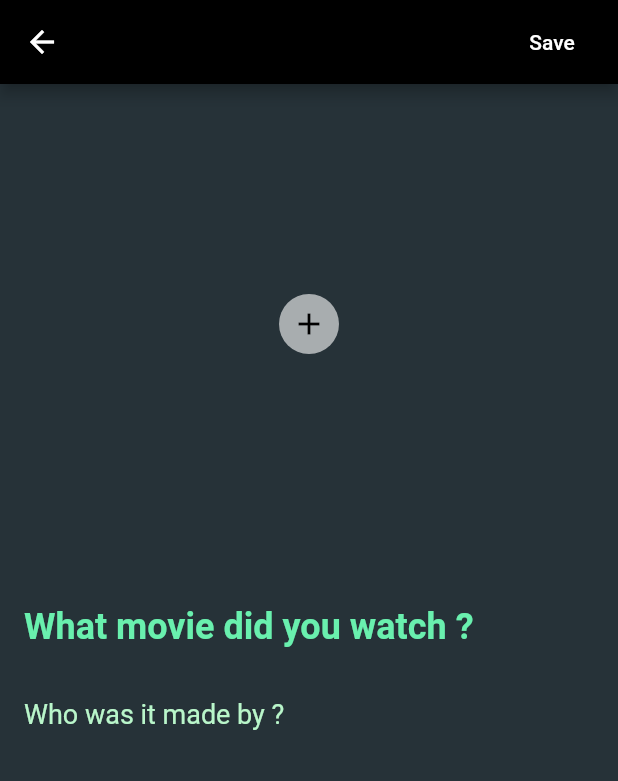
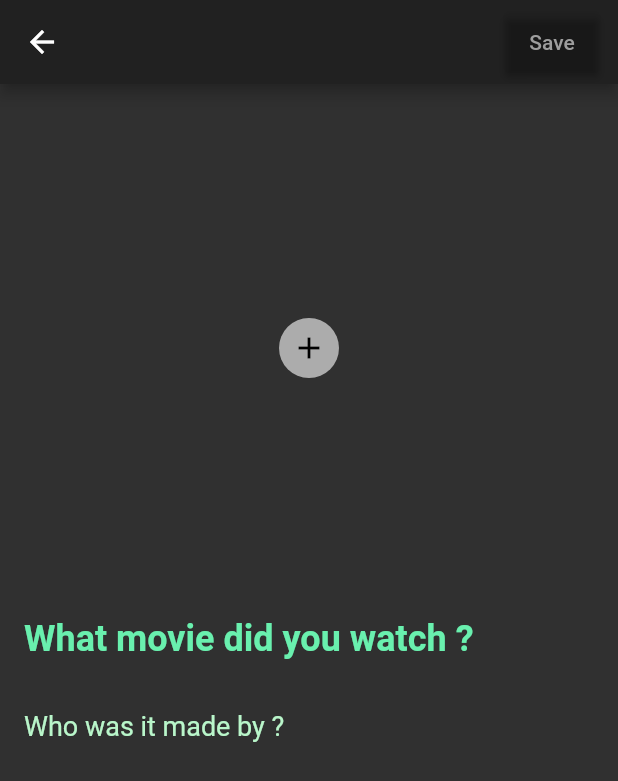
Before and after one commit to dhruv0321/MovieTracker, a Flutter app: the AddEditMoviePage screen opened directly, after a tap on the "add" icon, on a phone screen of 412 x 824 dp. Shown: the top 781 px of the screen. Run offline on Flutter 3.47's test engine with Material 2 defaults, Android fonts, the phone set to English and light mode, and no system bars; our stand-ins replace firebase_auth, firebase_core, flip_card, font_awesome_flutter, google_sign_in, image_picker and 1 more; accounts and stored records are empty; key blocks and very long unbroken strings in the code were emptied for the run.

Commit message:
cleaning code

```diff
--- a/lib/screens/home/edit_movie_page.dart
+++ b/lib/screens/home/edit_movie_page.dart
@@ -1,9 +1,5 @@
-import 'dart:io';
-
 import 'package:flutter/material.dart';
-import 'package:image_picker/image_picker.dart';
 import 'package:yellow_class_assignment/components/DBHelper.dart';
-import 'package:yellow_class_assignment/components/imageUtil.dart';
 import 'package:yellow_class_assignment/components/movieInfo.dart';
 import 'package:yellow_class_assignment/widget/movie_form_widget.dart';
 
@@ -33,36 +29,24 @@
     super.initState();
   }
 
-  pickImageFromGallery() {
-    ImagePicker().pickImage(source: ImageSource.gallery).then((imgFile) {
-      final file = File(imgFile!.path);
-      String imgString = Utility.base64String(file.readAsBytesSync());
-      print('Image refresh');
-      setState(() {
-        print("State change");
-        photoName = imgString;
-      });
-    });
-  }
-
   @override
   Widget build(BuildContext context) => Scaffold(
-        //resizeToAvoidBottomInset: false,
         appBar: AppBar(
           actions: [buildButton()],
         ),
         body: SingleChildScrollView(
           child: Column(
             children: [
-              addImageButton(),
               Form(
                 key: _formKey,
                 child: Column(
                   children: [
-                    //addImageButton(),
                     MovieFormWidget(
                       movieName: movieName,
                       dirName: dirName,
+                      photoName: photoName,
+                      onChangedPhotoName: (photoName) =>
+                          setState(() => this.photoName = photoName),
                       onChangedMovieName: (movieName) =>
                           setState(() => this.movieName = movieName),
                       onChangedDirName: (dirName) =>
@@ -76,34 +60,6 @@
         ),
       );
 
-  Widget addImageButton() {
-    return InkWell(
-      onTap: pickImageFromGallery,
-      child: Container(
-        margin: EdgeInsets.all(10),
-        height: 300,
-        width: 400,
-        decoration: BoxDecoration(
-          image: DecorationImage(
-            fit: BoxFit.cover,
-            colorFilter: ColorFilter.mode(
-                Colors.black.withOpacity(0.3), BlendMode.dstATop),
-            image: Utility.imageFromBase64String(photoName).image,
-          ),
-        ),
-        child: Center(
-          child: CircleAvatar(
-            backgroundColor: Colors.white60,
-            child: Icon(
-              Icons.add,
-              color: Colors.black,
-            ),
-          ),
-        ),
-      ),
-    );
-  }
-
   Widget buildButton() {
     final isFormValid = movieName.isNotEmpty && dirName.isNotEmpty;
 
@@ -111,11 +67,11 @@
       padding: EdgeInsets.symmetric(vertical: 8, horizontal: 12),
       child: ElevatedButton(
         style: ElevatedButton.styleFrom(
-          onPrimary: isFormValid ? Colors.black : Colors.white,
+          onPrimary: isFormValid ? Colors.black : Colors.grey,
           onSurface: Colors.transparent,
           primary: isFormValid ? Colors.greenAccent : Colors.transparent,
         ),
-        onPressed: addOrUpdateNote,
+        onPressed: isFormValid ? addOrUpdateNote : () {},
         child: Text('Save'),
       ),
     );
--- a/lib/widget/movie_form_widget.dart
+++ b/lib/widget/movie_form_widget.dart
@@ -1,26 +1,45 @@
+import 'dart:io';
+
 import 'package:flutter/material.dart';
+import 'package:flutter/services.dart';
+import 'package:image_picker/image_picker.dart';
+import 'package:yellow_class_assignment/components/imageUtil.dart';
 
 class MovieFormWidget extends StatelessWidget {
   final String? movieName;
   final String? dirName;
+  final String? photoName;
   final ValueChanged<String> onChangedMovieName;
   final ValueChanged<String> onChangedDirName;
+  final ValueChanged<String> onChangedPhotoName;
 
   const MovieFormWidget({
     Key? key,
     this.movieName = '',
     this.dirName = '',
+    this.photoName = '',
     required this.onChangedMovieName,
     required this.onChangedDirName,
+    required this.onChangedPhotoName,
   }) : super(key: key);
+
+  pickImageFromGallery() {
+    ImagePicker().pickImage(source: ImageSource.gallery).then((imgFile) {
+      final file = File(imgFile!.path);
+      String imgString = Utility.base64String(file.readAsBytesSync());
+      print('Image refresh');
+      onChangedPhotoName(imgString);
+    });
+  }
 
   @override
   Widget build(BuildContext context) => SingleChildScrollView(
         child: Padding(
           padding: EdgeInsets.all(16),
           child: Column(
-            //mainAxisSize: MainAxisSize.min,
             children: [
+              addImageButton(),
+              SizedBox(height: 8),
               buildMovieName(),
               SizedBox(height: 8),
               buildDirName(),
@@ -30,8 +49,37 @@
         ),
       );
 
+  Widget addImageButton() {
+    return InkWell(
+      onTap: pickImageFromGallery,
+      child: Container(
+        margin: EdgeInsets.all(10),
+        height: 300,
+        width: 400,
+        decoration: BoxDecoration(
+          image: DecorationImage(
+            fit: BoxFit.cover,
+            colorFilter: ColorFilter.mode(
+                Colors.black.withOpacity(0.3), BlendMode.dstATop),
+            image: Utility.imageFromBase64String(photoName!).image,
+          ),
+        ),
+        child: Center(
+          child: CircleAvatar(
+            backgroundColor: Colors.white60,
+            child: Icon(
+              Icons.add,
+              color: Colors.black,
+            ),
+          ),
+        ),
+      ),
+    );
+  }
+
   Widget buildMovieName() => TextFormField(
         maxLines: 1,
+        textInputAction: TextInputAction.next,
         initialValue: movieName,
         style: TextStyle(
           color: Colors.greenAccent.shade200,
@@ -51,6 +99,7 @@
 
   Widget buildDirName() => TextFormField(
         maxLines: 1,
+        textInputAction: TextInputAction.done,
         initialValue: dirName,
         style: TextStyle(color: Colors.greenAccent.shade100, fontSize: 18),
         decoration: InputDecoration(
```
Also changed, not shown: lib/main.dart (+1 -8 lines), lib/screens/home/movie_page.dart (+2 -5 lines), 1 other file.
